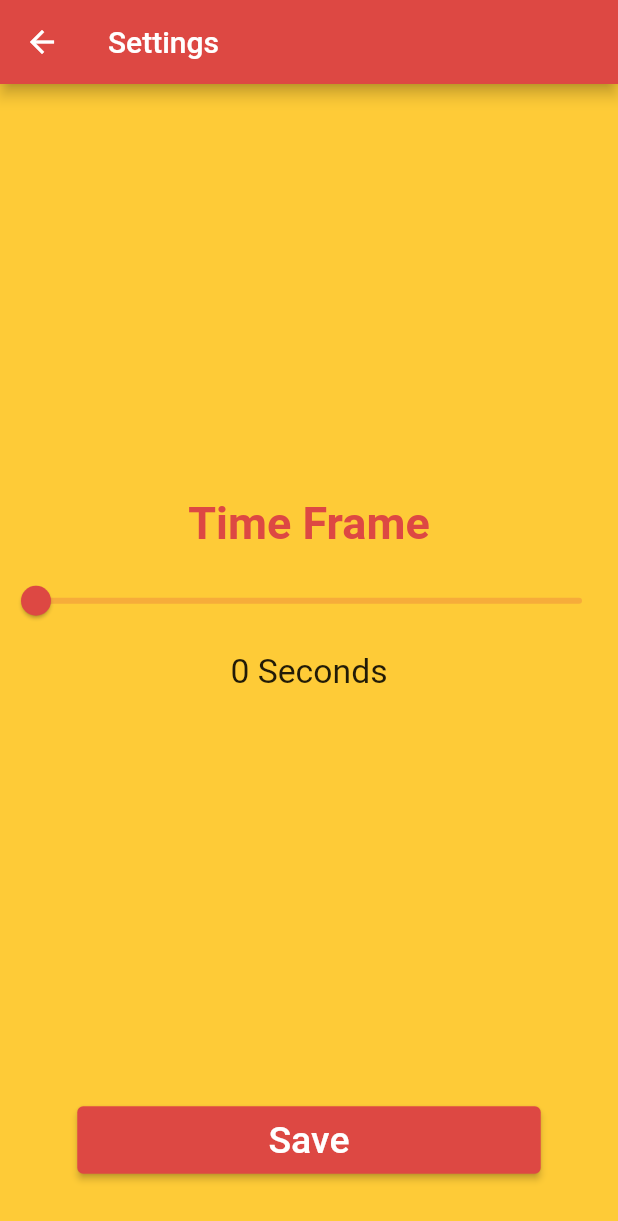
After one commit to AradhyaNepal/2079-Dashain-Practice, a Flutter app: the VideoTimeFrameSetting screen opened by its route, on a phone screen of 412 x 824 dp. The commit adds this screen. Shown: the top 1221 px of the screen. Run offline on Flutter 3.47's test engine with Material 2 defaults, Android fonts, the phone set to English and light mode, and no system bars; our stand-ins replace chewie, image_picker, smooth_page_indicator, sqflite, video_player; accounts and stored records are empty.

Commit message:
Except bugs fix and minor feutures app completed

```diff
--- a/VideoAlgorithm/lib/common/class/custom_snackbar.dart
+++ b/VideoAlgorithm/lib/common/class/custom_snackbar.dart
@@ -4,6 +4,7 @@ import 'package:video_algorithm/common/color.dart';
 
 showCustomSnackBar(BuildContext context,String message){
   ScaffoldMessenger.of(context).showSnackBar(
+
       SnackBar(
           content: Text(
               message,
@@ -12,6 +13,7 @@ showCustomSnackBar(BuildContext context,String message){
               fontWeight: FontWeight.bold
             ),
           ),
+
         backgroundColor: ColorConstant.kSecondaryColor.withOpacity(0.8),
       ),
   );
--- a/VideoAlgorithm/lib/common/constant.dart
+++ b/VideoAlgorithm/lib/common/constant.dart
@@ -4,7 +4,7 @@ class Constant{
   static const String databaseName="db.db";
   static const String howAppWorks="1) In Edit: User can insert, delete, watch and update all stored videos and can set repetition of those videos.\n\n"
       "2) In Play: App's Algorithm make sure in the given timeframe all the videos get played, and higher repetition video played more.\n\n"
-      "3) In Play's Setting: User can choose for how much timeframe all videos are supposed to be played.";
+      "3) In Edit's Setting: User can choose for how much timeframe all videos are supposed to be played.";
   static List<String> defaultVideosName=[
     "Dart",
     "Flutter",
--- a/VideoAlgorithm/lib/screens/edit_video/edit_video.dart
+++ b/VideoAlgorithm/lib/screens/edit_video/edit_video.dart
@@ -1,5 +1,6 @@
 import 'package:flutter/material.dart';
 import 'package:provider/provider.dart';
+import 'package:video_algorithm/common/class/custom_snackbar.dart';
 import 'package:video_algorithm/common/class/database.dart';
 import 'package:video_algorithm/common/color.dart';
 import 'package:video_algorithm/common/theme.dart';
@@ -103,6 +104,7 @@ class _EditVideoState extends State<EditVideo> {
                         setState(() {
                           isSaving=false;
                         });
+                        showCustomSnackBar(context, "Successfully Edited");
                         Navigator.pop(context);
                       },
                       child: Padding(
--- /dev/null
+++ b/VideoAlgorithm/lib/screens/edit_video/video_timeframe.dart
@@ -0,0 +1,106 @@
+import 'package:flutter/material.dart';
+import 'package:provider/provider.dart';
+import 'package:video_algorithm/common/class/custom_snackbar.dart';
+import 'package:video_algorithm/common/class/time_dealer.dart';
+import 'package:video_algorithm/common/color.dart';
+import 'package:video_algorithm/screens/play_video/provider/algorithm_video_provider.dart';
+
+class VideoTimeFrameSetting extends StatefulWidget {
+  static const route="VideoTimeFrameSetting";
+
+  @override
+  State<VideoTimeFrameSetting> createState() => _VideoTimeFrameSettingState();
+}
+
+class _VideoTimeFrameSettingState extends State<VideoTimeFrameSetting> {
+  int currentTime=0;
+  bool loading=true;
+  late AlgorithmVideoProvider provider;
+  @override
+  void initState() {
+    super.initState();
+    WidgetsBinding.instance.addPostFrameCallback((timeStamp) {
+      provider=Provider.of<AlgorithmVideoProvider>(context,listen: false);
+      currentTime=provider.currentTime;
+      loading=false;
+      setState(() {
+
+      });
+    });
+  }
+  @override
+  Widget build(BuildContext context) {
+    final size=MediaQuery.of(context).size;
+    return SafeArea(
+        child: Scaffold(
+          appBar: AppBar(
+            title: Text("Settings"),
+          ),
+          body: Container(
+            height: size.height,
+            width: size.width,
+            color: ColorConstant.kPrimaryColor,
+            child: loading?
+                Center(
+                  child: CircularProgressIndicator(),
+                )
+                :Column(
+              crossAxisAlignment: CrossAxisAlignment.center,
+              children: [
+                Spacer(),
+                Text(
+                    "Time Frame",
+                  style: TextStyle(
+                    fontWeight: FontWeight.bold,
+                    fontSize: 30,
+                    color: ColorConstant.kSecondaryColor
+                  ),
+                ),
+                SizedBox(height: 10,),
+                Slider(
+                    min: provider.minTime.toDouble(),
+                    max: provider.maxTime.toDouble(),
+                    value: currentTime.toDouble(),
+                    activeColor: ColorConstant.kSecondaryColor,
+                    onChanged: (value){
+                      setState(() {
+                        currentTime=value.toInt();
+                      });
+                    }
+                ),
+
+                SizedBox(height: 10,),
+                Text(
+                    TimeDealer.getTimeFromSecond(currentTime),
+                  style: TextStyle(
+                    fontSize: 22.5,
+                  ),
+                ),
+                Spacer(),
+                SizedBox(
+                  width: size.width*0.75,
+                  child: ElevatedButton(
+                      onPressed: (){
+                        Provider.of<AlgorithmVideoProvider>(context,listen: false).updateCurrentTime(currentTime);
+                        showCustomSnackBar(context, "Successfully Updated!!");
+                        Navigator.pop(context);
+                      },
+                      child: Padding(
+                        padding: const EdgeInsets.all(8.0),
+                        child: Text(
+                            "Save",
+                          style: TextStyle(
+                            fontSize: 25
+                          ),
+                        ),
+                      )
+                  ),
+                ),
+                SizedBox(height: 40,)
+              ],
+            )
+          ),
+        )
+    );
+  }
+}
--- a/VideoAlgorithm/lib/screens/edit_video/widgets/add_name_repetition_widget.dart
+++ b/VideoAlgorithm/lib/screens/edit_video/widgets/add_name_repetition_widget.dart
@@ -5,6 +5,7 @@ import 'package:image_picker/image_picker.dart';
 import 'package:path/path.dart';
 import 'package:path_provider/path_provider.dart';
 import 'package:provider/provider.dart';
+import 'package:video_algorithm/common/class/custom_snackbar.dart';
 import 'package:video_algorithm/common/class/database.dart';
 import 'package:video_algorithm/common/color.dart';
 import 'package:video_algorithm/common/theme.dart';
@@ -121,7 +122,8 @@ class _AddNameRepetitionWidgetState extends State<AddNameRepetitionWidget> {
                           isSaving=false;
                           provider.setSaving(false);
                         });
-                        await Provider.of<VideosDatabase>(context,listen: false).getVideosList(notify: true);
+                        await Provider.of<VideosDatabase>(context,listen: false).extractVideosList(notify: true);
+                        showCustomSnackBar(context, "Successfully Added");
                         Navigator.pop(context);
                       },
                       child: Padding(
--- a/VideoAlgorithm/lib/screens/play_video/provider/algorithm_video_provider.dart
+++ b/VideoAlgorithm/lib/screens/play_video/provider/algorithm_video_provider.dart
@@ -1,6 +1,80 @@
 import 'package:flutter/widgets.dart';
+import 'package:video_algorithm/common/class/database.dart';
+import 'package:video_algorithm/common/class/time_dealer.dart';
+import 'package:video_algorithm/metadata/model/videos_model.dart';
+class VideoBackup{
+  int id,playedTime;
+  VideoBackup({
+    required this.id,
+    required this.playedTime
+  });
+}
+
 
 class AlgorithmVideoProvider with ChangeNotifier{
+  //Time Calculated in Seconds
+  int minTime=0;
+  int maxTime=0;
+  int currentTime=0;
+  List<VideoModel> timeFrameVideos=[];
+  int oneRepTime=0;
+  List<VideoBackup> backupVideos=[];
+  VideosDatabase videosDatabase;
+  AlgorithmVideoProvider({
+    required this.videosDatabase
+  }){
+    initialize();
+  }
+
+  void updateCurrentTime(int currentTime){
+    this.currentTime=currentTime;
+    oneRepTime=currentTime~/timeFrameVideos.length;
+    notifyListeners();
+  }
+  void initialize(){
+    int totalReps=0;
+    for(VideoModel videoModel in videosDatabase.videosList){
+      maxTime=videoModel.length*videoModel.repetition+maxTime;//All videos and its reps can be according to its full length
+      totalReps=videoModel.repetition+totalReps;
+
+      for(int i=0;i<videoModel.repetition;i++){//Add all repetitions in the time frame
+        timeFrameVideos.add(videoModel);
+      }
+    }
+    minTime=totalReps*5;//Every video and its rep must be played for minimum 5 seconds
+    currentTime=maxTime;//Default
+    oneRepTime=currentTime~/timeFrameVideos.length;
+  }
+
+
+
+
+  bool videoPlaying=false;
+  void videoStarted(){//Use to shuffle list before playing, to create new time frame
+    if(videoPlaying==false){
+      videoPlaying=true;
+      timeFrameVideos.shuffle();
+      notifyListeners();//We need to provide new value of time frame to the list
+    }
+  }
+
+  String getTimeFrameDetails(){
+    String text="Total Time : ${TimeDealer.getTimeFromSecond(currentTime)}\nEvery Repetition Time: ${TimeDealer.getTimeFromSecond(oneRepTime)}\n";
+    for(int i =1;i<=timeFrameVideos.length;i++){
+      text="$i) $text${timeFrameVideos[i].name}\n";
+    }
+    return text;
+  }
+
+  void videoClosed(){
+    backupVideos.clear();
+    videoPlaying=false;
+  }
+
+
+  void changeCurrentTime(int currentTime){
+    this.currentTime=currentTime;
+  }
 
 
 
```
Also changed, not shown: VideoAlgorithm/lib/common/class/database.dart (+7 -4 lines), VideoAlgorithm/lib/common/class/go_back_alert_widget.dart (added, +41 -0 lines), VideoAlgorithm/lib/main.dart (+17 -1 lines), VideoAlgorithm/lib/screens/edit_video/play_specific_video.dart (+23 -5 lines), VideoAlgorithm/lib/screens/edit_video/videos_list.dart (+17 -3 lines), VideoAlgorithm/lib/screens/edit_video/widgets/add_video_widget.dart (+27 -1 lines), VideoAlgorithm/lib/screens/home_page/home_page.dart (+19 -1 lines), VideoAlgorithm/lib/screens/play_video/play_algorithm_video.dart (+163 -0 lines).
